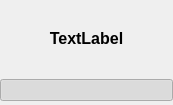
This is examples/SwicthButton/switchwidget.ui in Fpepe943/QT_Custom_Swtch_Widget as Qt 5 draws it before an edit. The edited form follows.
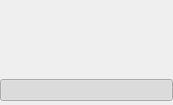
This is the edited form.

```diff
--- a/examples/SwicthButton/switchwidget.ui
+++ b/examples/SwicthButton/switchwidget.ui
@@ -37,7 +37,7 @@
       </font>
      </property>
      <property name="text">
-      <string>TextLabel</string>
+      <string/>
      </property>
      <property name="alignment">
       <set>Qt::AlignCenter</set>
```
